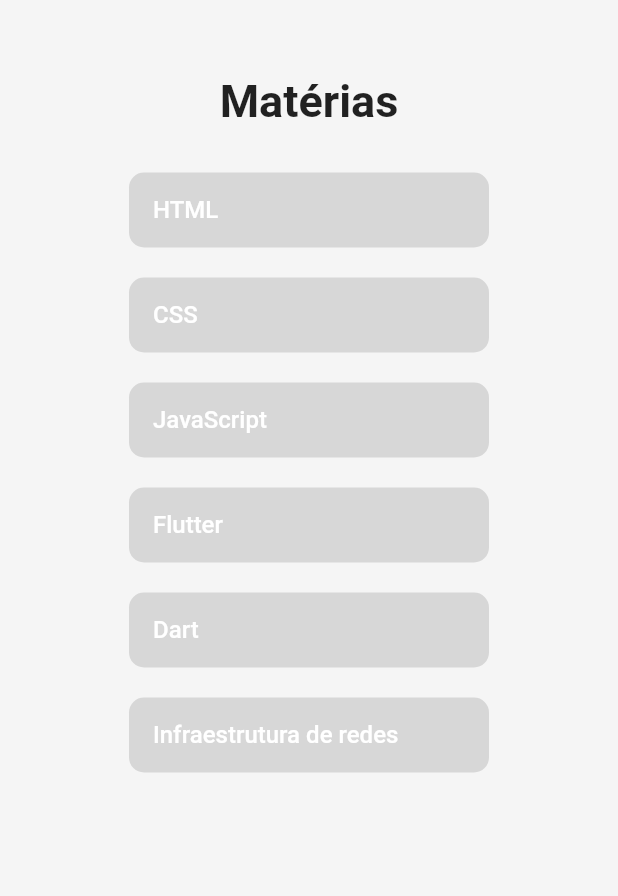
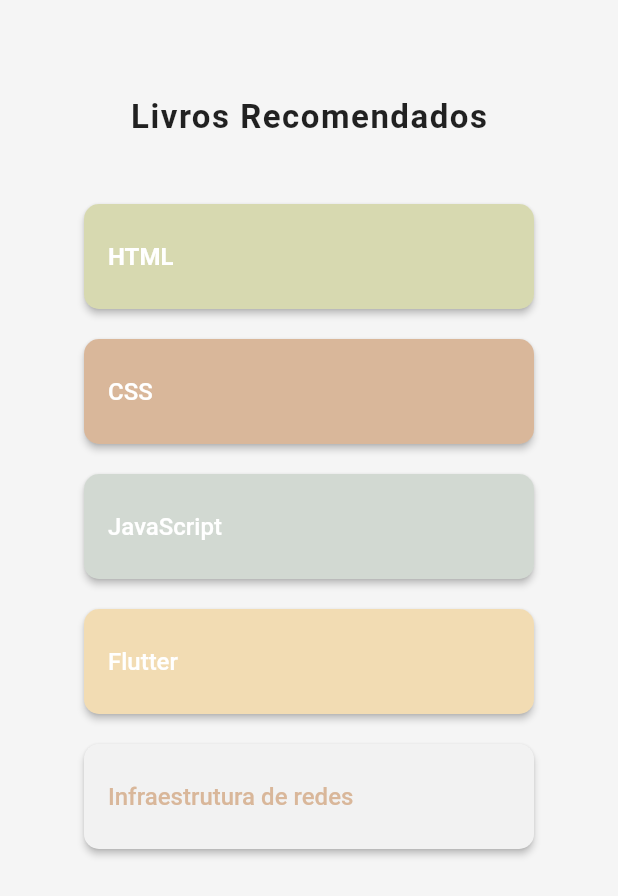
Before and after one commit to diozenio/bookstop, a Flutter app: the screen it shows after launch, on a phone screen of 412 x 824 dp. Shown: the top 896 px of the screen. Run offline on Flutter 3.47's test engine with Material 2 defaults, Android fonts, the phone set to English and light mode, and no system bars.

Commit message:
Tela matérias semi-finalizada

```diff
--- a/lib/pages/materia.dart
+++ b/lib/pages/materia.dart
@@ -11,7 +11,7 @@
   @override
   Widget build(BuildContext context) {
     return Scaffold(
-      backgroundColor: Colors.grey[100],
+      backgroundColor: Color(0xFFF5F5F5),
       body: Center(
 
         child: ListView(
@@ -23,21 +23,25 @@
             children: [
               Container(
                 margin: EdgeInsets.all(20.0),
-                padding: EdgeInsets.all(10.0),
-                child: Text('Matérias',
-                  textAlign: TextAlign.start,
+                padding: EdgeInsets.all(25.0),
+                child: Align(
+                  alignment: Alignment.center,
+                  child: Text('Livros Recomendados',
                   style: TextStyle(
-                    fontSize: 30,
+                    letterSpacing: 1.0,
+                    fontSize: 22,
                     fontWeight: FontWeight.bold,
                   ),
                 ),
+                )
               ),
               ElevatedButton(
-                onPressed: null,
+                onPressed: (){},
                 style: ElevatedButton.styleFrom(
                   minimumSize: Size(210.0, 50.0),
-                  maximumSize: Size(240.0, 50.0),
-                  onSurface: Colors.lightGreenAccent,
+                  maximumSize: Size(300.0, 70.0),
+                  primary: Color(0xFFD7D9B0),
+                  onPrimary: Colors.black,
                   shape: RoundedRectangleBorder(
                     borderRadius: BorderRadius.all(Radius.circular(10))
                   )
@@ -48,6 +52,7 @@
                   textAlign: TextAlign.left,
                   style: TextStyle(
                     color: Colors.white,
+                    fontWeight: FontWeight.bold,
                     fontSize: 16,
                   ),
                   ),
@@ -55,11 +60,12 @@
                 ),
                 SizedBox(height: 20.0),
               ElevatedButton(
-                onPressed: null,
+                onPressed: (){},
                 style: ElevatedButton.styleFrom(
                   minimumSize: Size(210.0, 50.0),
-                  maximumSize: Size(240.0, 50.0),
-                  onSurface: Color.fromARGB(255, 180, 63, 21),
+                  maximumSize: Size(300.0, 70.0),
+                  primary: Color(0xFFD9B79A),
+                  onPrimary: Colors.black,
                   shape: RoundedRectangleBorder(
                     borderRadius: BorderRadius.all(Radius.circular(10))
                   )
@@ -77,11 +83,12 @@
               ),
                 SizedBox(height: 20.0),
               ElevatedButton(
-                onPressed: null,
+                onPressed: (){},
                 style: ElevatedButton.styleFrom(
                   minimumSize: Size(210.0, 50.0),
-                  maximumSize: Size(240.0, 50.0),
-                  onSurface: Colors.blueGrey,
+                  maximumSize: Size(300.0, 70.0),
+                  primary: Color(0xFFD2D9D2),
+                  onPrimary: Colors.black,
                   shape: RoundedRectangleBorder(
                     borderRadius: BorderRadius.all(Radius.circular(10))
                   )
@@ -99,11 +106,12 @@
                 ),
                 SizedBox(height: 20.0),
               ElevatedButton(
-                onPressed: null,
+                onPressed: (){},
                 style: ElevatedButton.styleFrom(
                   minimumSize: Size(210.0, 50.0),
-                  maximumSize: Size(240.0, 50.0),
-                  onSurface: Colors.yellowAccent,
+                  maximumSize: Size(300.0, 70.0),
+                  primary: Color(0xFFF2DCB3),
+                  onPrimary: Colors.black,
                   shape: RoundedRectangleBorder(
                     borderRadius: BorderRadius.all(Radius.circular(10))
                   )
@@ -121,33 +129,12 @@
                 ),
                 SizedBox(height: 20.0),
               ElevatedButton(
-                onPressed: null,
+                onPressed: (){},
                 style: ElevatedButton.styleFrom(
                   minimumSize: Size(210.0, 50.0),
-                  maximumSize: Size(240.0, 50.0),
-                  onSurface: Color.fromARGB(255, 89, 236, 255),
-                  shape: RoundedRectangleBorder(
-                    borderRadius: BorderRadius.all(Radius.circular(10))
-                  )
-                ),
-                child: Align(
-                  alignment: Alignment.centerLeft,
-                  child: Text( 'Dart',
-                  textAlign: TextAlign.left,
-                  style: TextStyle(
-                    color: Colors.white,
-                    fontSize: 16,
-                  ),
-                  ),
-                )
-                ),
-                SizedBox(height: 20.0),
-              ElevatedButton(
-                onPressed: null,
-                style: ElevatedButton.styleFrom(
-                  minimumSize: Size(210.0, 50.0),
-                  maximumSize: Size(240.0, 50.0),
-                  onSurface: Color.fromARGB(255, 255, 89, 166),
+                  maximumSize: Size(300.0, 70.0),
+                  primary: Color(0xFFF2F2F2),
+                  onPrimary: Colors.black,
                   shape: RoundedRectangleBorder(
                     borderRadius: BorderRadius.all(Radius.circular(10))
                   )
@@ -157,7 +144,7 @@
                   child: Text( 'Infraestrutura de redes',
                   textAlign: TextAlign.left,
                   style: TextStyle(
-                    color: Colors.white,
+                    color: Color(0xFFD9B79A),
                     fontSize: 16,
                   ),
                   ),
```
